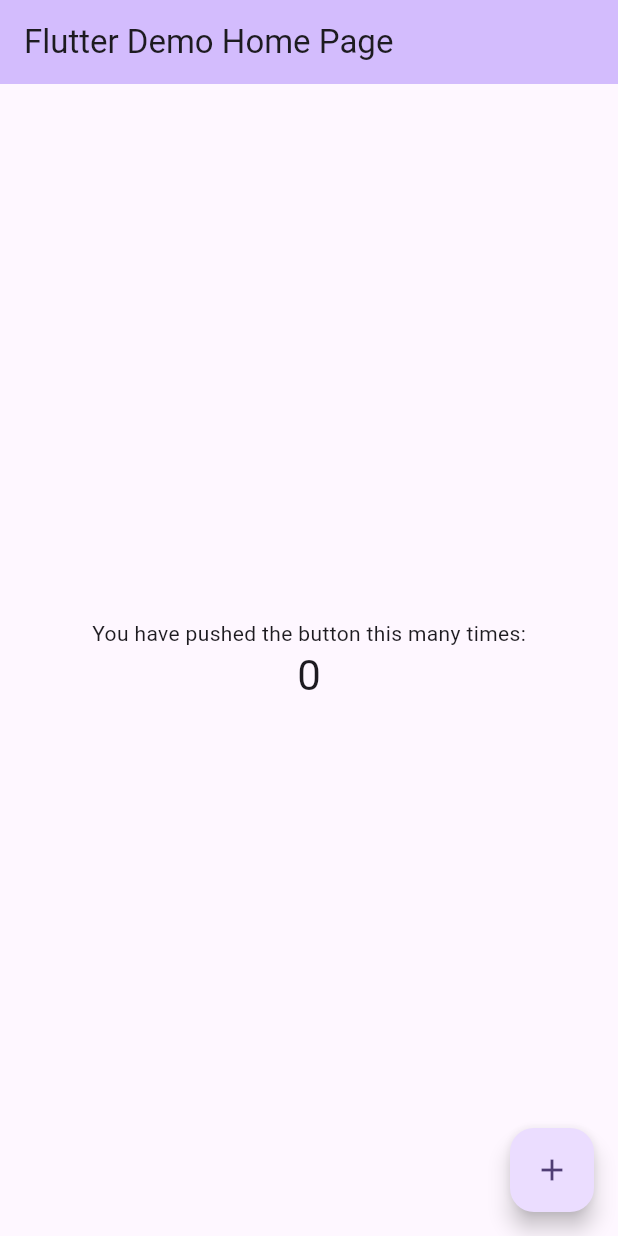
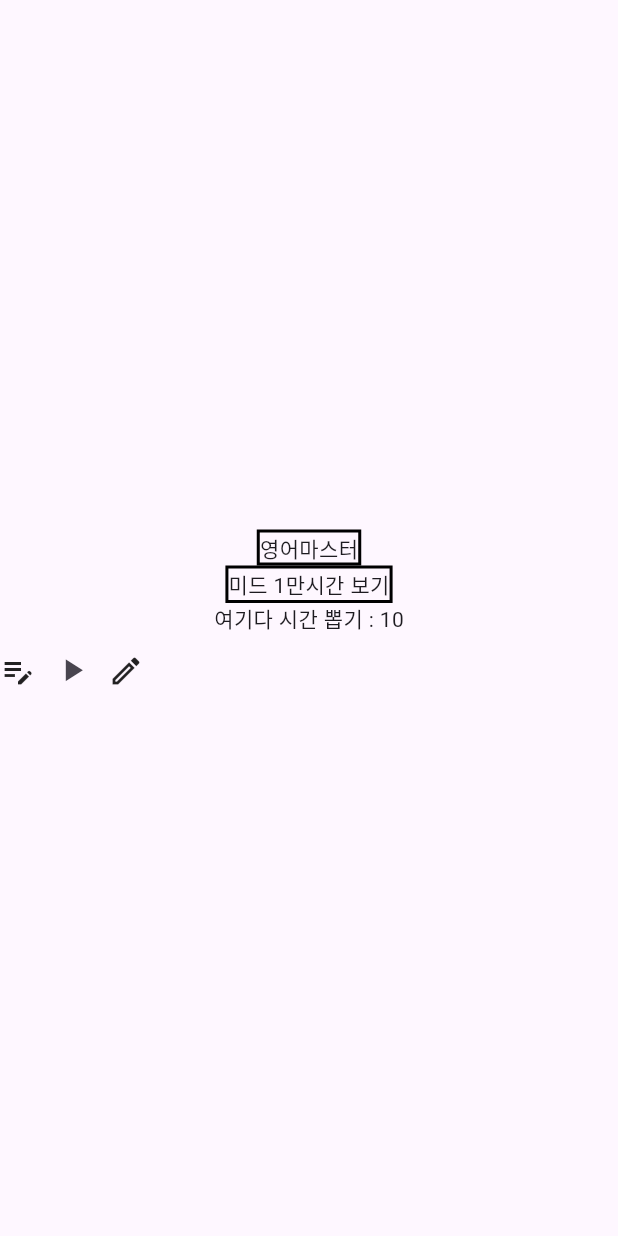
Before and after one commit to springstudy9092/tenthousand_hour_rule_flutter, a Flutter app: the screen it shows after launch, on a phone screen of 412 x 824 dp. Run offline on Flutter 3.47's test engine with Material 3 defaults, Android fonts, the phone set to English and light mode, and no system bars.

Commit message:
feat : add splash & goal_detail , add login frame

```diff
--- /dev/null
+++ b/lib/goal_datail/goal_detail_main.dart
@@ -0,0 +1,94 @@
+import 'dart:async';
+import 'package:flutter/material.dart';
+
+
+
+class GoalDetail extends StatefulWidget {
+  @override
+  _GoalDetail createState() => _GoalDetail();
+}
+
+class _GoalDetail extends State<GoalDetail> {
+  static const int tt = 10;
+  int totalSeconds = tt;
+  bool isRunning = false;
+
+  late Timer timer;
+
+  @override
+  void initState() {
+    super.initState();
+  }
+
+  @override
+  Widget build(BuildContext context) {
+    return Scaffold(
+      body: Column(
+        mainAxisAlignment: MainAxisAlignment.center,
+        crossAxisAlignment: CrossAxisAlignment.center,
+        children: [
+          //공통화 필요
+          Container(
+            child: Text('영어마스터'),
+            decoration: BoxDecoration(
+                border: Border.all(
+                    width: 2,
+                    color: Colors.black
+                )
+            ),
+          ),
+          Container(
+            child: Text('미드 1만시간 보기'),
+            decoration: BoxDecoration(
+                border: Border.all(
+                    width: 2,
+                    color: Colors.black
+                )
+            ),
+          ),
+          Container(
+            child: Text('여기다 시간 뽑기 : ' + totalSeconds.toString()),
+          ),
+          Row(
+            children: [
+              Icon(Icons.edit_note_outlined),
+              //Icon(Icons.play_arrow, size: 25,),
+              IconButton(onPressed: isRunning ? onPausePressed : onStartPressed, icon: isRunning ? Icon(Icons.pause, size: 25,) : Icon(Icons.play_arrow, size: 25,)),
+              Icon(Icons.mode_edit_outlined),
+            ],
+          )
+        ],
+      ),
+    );
+  }
+
+  void onPausePressed(){
+    timer.cancel();
+    setState(() {
+      isRunning = false;
+    });
+  }
+  void onStartPressed(){
+    timer = Timer.periodic(const Duration(seconds: 1), (timer) {
+      onTick(timer);
+    });
+    setState(() {
+      isRunning = true;
+    });
+  }
+
+  void onTick(Timer timer){
+    if(totalSeconds == 0){
+      setState(() {
+        isRunning = false;
+        totalSeconds = tt;
+      });
+      timer.cancel();
+    }
+    else{
+      setState(() {
+        totalSeconds -= 1;
+      });
+    }
+  }
+}
--- a/lib/main.dart
+++ b/lib/main.dart
@@ -1,4 +1,8 @@
 import 'package:flutter/material.dart';
+import 'package:sample_project/login/splash.dart';
+
+import 'goal_datail/goal_detail_main.dart';
+import 'goal_datail/goal_detail_main_test.dart';
 
 void main() {
   runApp(const MyApp());
@@ -11,115 +15,7 @@ class MyApp extends StatelessWidget {
   @override
   Widget build(BuildContext context) {
     return MaterialApp(
-      title: 'Flutter Demo',
-      theme: ThemeData(
-        // This is the theme of your application.
-        //
-        // TRY THIS: Try running your application with "flutter run". You'll see
-        // the application has a blue toolbar. Then, without quitting the app,
-        // try changing the seedColor in the colorScheme below to Colors.green
-        // and then invoke "hot reload" (save your changes or press the "hot
-        // reload" button in a Flutter-supported IDE, or press "r" if you used
-        // the command line to start the app).
-        //
-        // Notice that the counter didn't reset back to zero; the application
-        // state is not lost during the reload. To reset the state, use hot
-        // restart instead.
-        //
-        // This works for code too, not just values: Most code changes can be
-        // tested with just a hot reload.
-        colorScheme: ColorScheme.fromSeed(seedColor: Colors.deepPurple),
-        useMaterial3: true,
-      ),
-      home: const MyHomePage(title: 'Flutter Demo Home Page'),
+      home: SplashScreen(),
     );
   }
 }
-
-class MyHomePage extends StatefulWidget {
-  const MyHomePage({super.key, required this.title});
-
-  // This widget is the home page of your application. It is stateful, meaning
-  // that it has a State object (defined below) that contains fields that affect
-  // how it looks.
-
-  // This class is the configuration for the state. It holds the values (in this
-  // case the title) provided by the parent (in this case the App widget) and
-  // used by the build method of the State. Fields in a Widget subclass are
-  // always marked "final".
-
-  final String title;
-
-  @override
-  State<MyHomePage> createState() => _MyHomePageState();
-}
-
-class _MyHomePageState extends State<MyHomePage> {
-  int _counter = 0;
-
-  void _incrementCounter() {
-    setState(() {
-      // This call to setState tells the Flutter framework that something has
-      // changed in this State, which causes it to rerun the build method below
-      // so that the display can reflect the updated values. If we changed
-      // _counter without calling setState(), then the build method would not be
-      // called again, and so nothing would appear to happen.
-      _counter++;
-    });
-  }
-
-  @override
-  Widget build(BuildContext context) {
-    // This method is rerun every time setState is called, for instance as done
-    // by the _incrementCounter method above.
-    //
-    // The Flutter framework has been optimized to make rerunning build methods
-    // fast, so that you can just rebuild anything that needs updating rather
-    // than having to individually change instances of widgets.
-    return Scaffold(
-      appBar: AppBar(
-        // TRY THIS: Try changing the color here to a specific color (to
-        // Colors.amber, perhaps?) and trigger a hot reload to see the AppBar
-        // change color while the other colors stay the same.
-        backgroundColor: Theme.of(context).colorScheme.inversePrimary,
-        // Here we take the value from the MyHomePage object that was created by
-        // the App.build method, and use it to set our appbar title.
-        title: Text(widget.title),
-      ),
-      body: Center(
-        // Center is a layout widget. It takes a single child and positions it
-        // in the middle of the parent.
-        child: Column(
-          // Column is also a layout widget. It takes a list of children and
-          // arranges them vertically. By default, it sizes itself to fit its
-          // children horizontally, and tries to be as tall as its parent.
-          //
-          // Column has various properties to control how it sizes itself and
-          // how it positions its children. Here we use mainAxisAlignment to
-          // center the children vertically; the main axis here is the vertical
-          // axis because Columns are vertical (the cross axis would be
-          // horizontal).
-          //
-          // TRY THIS: Invoke "debug painting" (choose the "Toggle Debug Paint"
-          // action in the IDE, or press "p" in the console), to see the
-          // wireframe for each widget.
-          mainAxisAlignment: MainAxisAlignment.center,
-          children: <Widget>[
-            const Text(
-              'You have pushed the button this many times:',
-            ),
-            Text(
-              '$_counter',
-              style: Theme.of(context).textTheme.headlineMedium,
-            ),
-          ],
-        ),
-      ),
-      floatingActionButton: FloatingActionButton(
-        onPressed: _incrementCounter,
-        tooltip: 'Increment',
-        child: const Icon(Icons.add),
-      ), // This trailing comma makes auto-formatting nicer for build methods.
-    );
-  }
-}
--- a/pubspec.yaml
+++ b/pubspec.yaml
@@ -35,6 +35,7 @@ dependencies:
   # The following adds the Cupertino Icons font to your application.
   # Use with the CupertinoIcons class for iOS style icons.
   cupertino_icons: ^1.0.2
+  http: ^1.1.1
 
 dev_dependencies:
   flutter_test:
```
Also changed, not shown: lib/goal_datail/goal_detail_main_test.dart (added, +44 -0 lines), lib/login/login.dart (added, +133 -0 lines), lib/login/splash.dart (added, +34 -0 lines), lib/common/main_box.dart (added), pubspec.lock.
